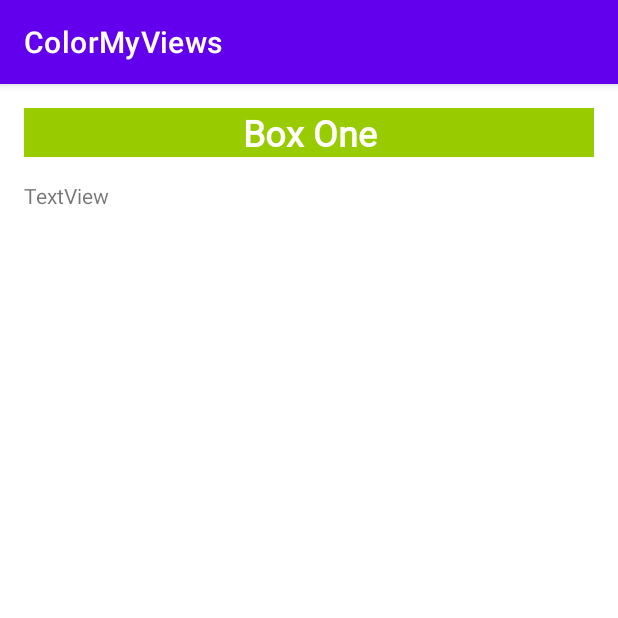
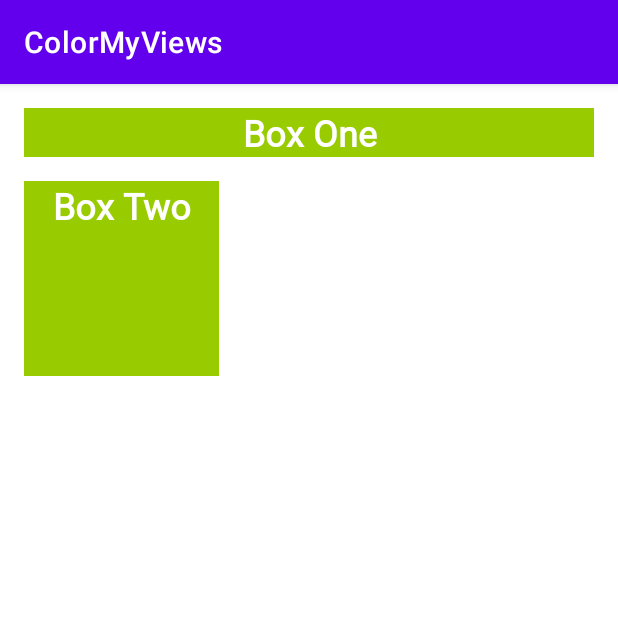
Before and after one commit to t179a/ColorMyViews, an Android app: the screen it shows after launch (MainActivity), on a phone screen of 412 x 824 dp, the top half of it. Run offline under Robolectric (Android 15) with nearby library versions, the phone set to English and light mode, and no system bars.

Commit message:
set the attributes on the new text.

```diff
--- a/app/src/main/res/layout/activity_main.xml
+++ b/app/src/main/res/layout/activity_main.xml
@@ -20,12 +20,13 @@
         app:layout_constraintTop_toTopOf="parent" />
 
     <TextView
-        android:id="@+id/textView"
-        android:layout_width="wrap_content"
-        android:layout_height="wrap_content"
+        android:id="@+id/box_two_text"
+        style="@style/whiteBox"
+        android:layout_width="130dp"
+        android:layout_height="130dp"
         android:layout_marginStart="16dp"
         android:layout_marginTop="16dp"
-        android:text="TextView"
+        android:text="@string/box_two"
         app:layout_constraintStart_toStartOf="parent"
         app:layout_constraintTop_toBottomOf="@+id/box_one_text" />
 
```
